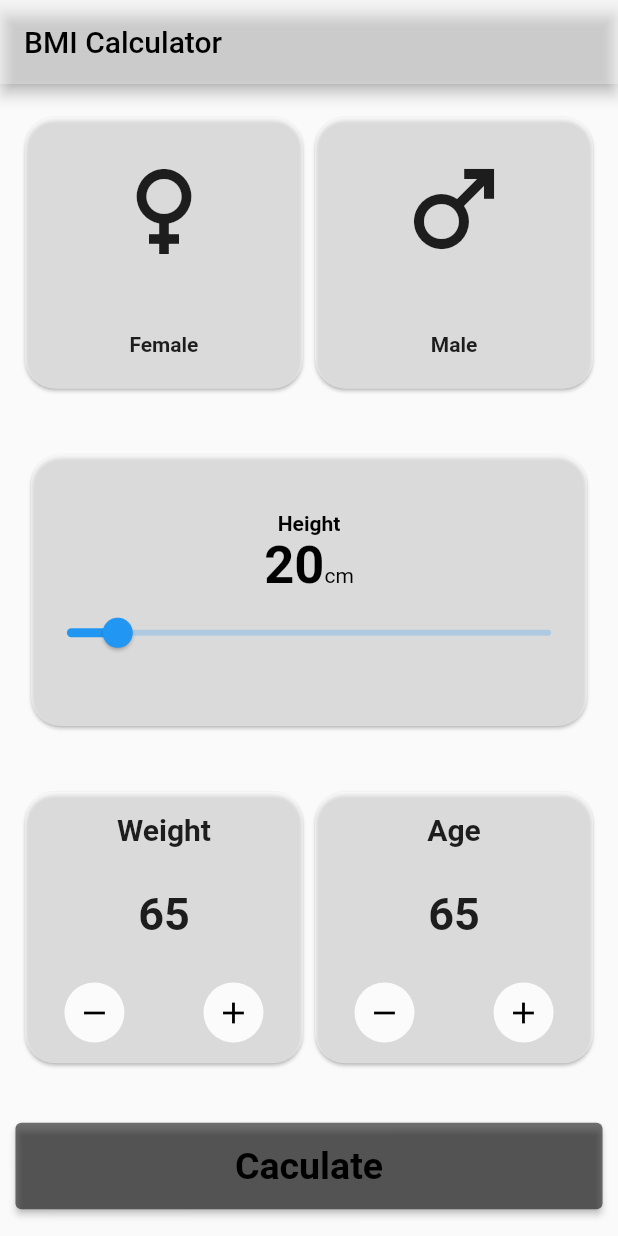
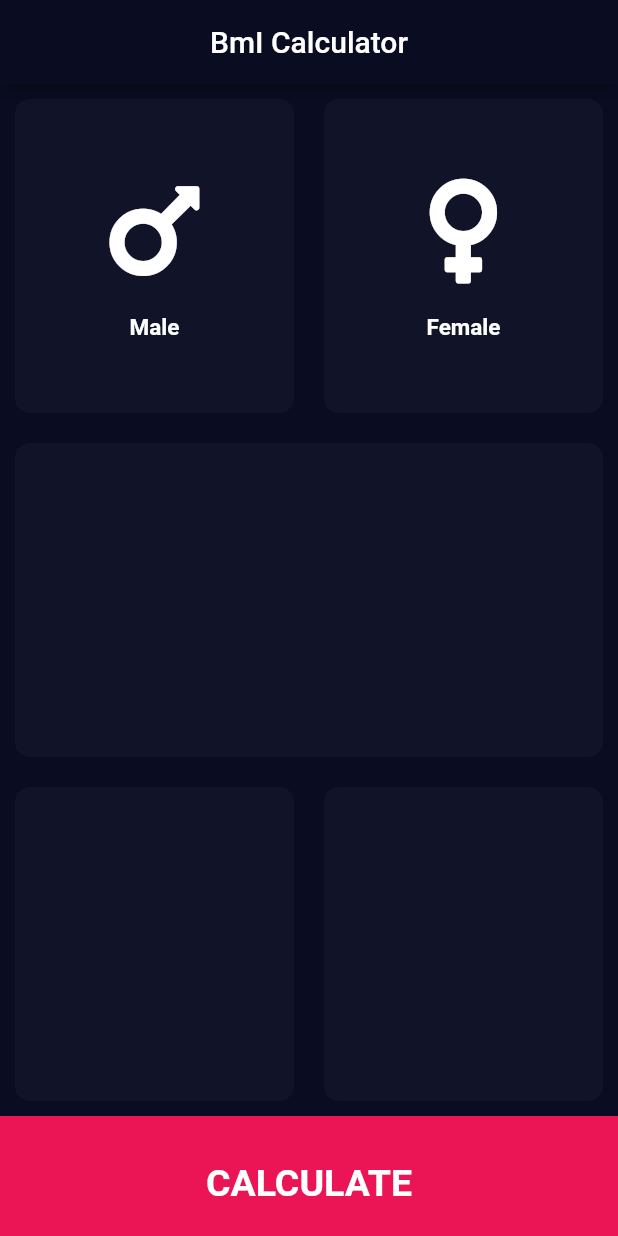
Before and after one commit to MianMubasharAli/BMI-Calculator, a Flutter app: the screen it shows after launch, on a phone screen of 412 x 824 dp. Run offline on Flutter 3.47's test engine with Material 2 defaults, Android fonts, the phone set to English and light mode, and no system bars; our stand-ins replace font_awesome_flutter.

Commit message:
many other functionalities added

```diff
--- a/lib/home.dart
+++ b/lib/home.dart
@@ -15,9 +15,8 @@ class _HomeState extends State<Home> {
       appBar: AppBar(
         title: const Text(
           "BMI Calculator",
-          style: TextStyle(color: Colors.black, fontSize: 20),
+          // style: TextStyle(color: Colors.black, fontSize: 20),
         ),
-        backgroundColor: Colors.white30,
       ),
       body: Column(
         mainAxisAlignment: MainAxisAlignment.spaceAround,
@@ -25,7 +24,6 @@ class _HomeState extends State<Home> {
           Row(mainAxisAlignment: MainAxisAlignment.center, children: [
             IntrinsicHeight(
               child: Card(
-                color: Colors.white30.withOpacity(0.5),
                 child: Container(
                   height: ((MediaQuery.of(context).size.height) / 100) * 22,
                   width: ((MediaQuery.of(context).size.width) / 100) * 45,
@@ -50,7 +48,6 @@ class _HomeState extends State<Home> {
             ),
             IntrinsicHeight(
               child: Card(
-                color: Colors.white30.withOpacity(0.5),
                 child: Container(
                   height: ((MediaQuery.of(context).size.height) / 100) * 22,
                   width: ((MediaQuery.of(context).size.width) / 100) * 45,
@@ -76,7 +73,6 @@ class _HomeState extends State<Home> {
           ]),
           IntrinsicHeight(
             child: Card(
-              color: Colors.white30.withOpacity(0.5),
               shape: RoundedRectangleBorder(
                   borderRadius: BorderRadius.circular(20)),
               child: Container(
@@ -87,8 +83,7 @@ class _HomeState extends State<Home> {
                   children: [
                     const Text(
                       "Height",
-                      style: TextStyle(
-                          fontWeight: FontWeight.bold, color: Colors.black),
+                      style: TextStyle(fontWeight: FontWeight.bold),
                     ),
                     RichText(
                       text: TextSpan(
@@ -96,13 +91,13 @@ class _HomeState extends State<Home> {
                           TextSpan(
                             text: _currentSliderValue.toStringAsFixed(0),
                             style: TextStyle(
-                                fontSize: 35,
-                                fontWeight: FontWeight.bold,
-                                color: Colors.black),
+                              fontSize: 35,
+                              fontWeight: FontWeight.bold,
+                            ),
                           ),
                           TextSpan(
-                              text: "cm",
-                              style: TextStyle(color: Colors.black)),
+                            text: "cm",
+                          ),
                         ],
                       ),
                     ),
@@ -136,7 +131,6 @@ class _HomeState extends State<Home> {
           Row(mainAxisAlignment: MainAxisAlignment.center, children: [
             IntrinsicHeight(
               child: Card(
-                color: Colors.white30.withOpacity(0.5),
                 child: Container(
                   height: ((MediaQuery.of(context).size.height) / 100) * 22,
                   width: ((MediaQuery.of(context).size.width) / 100) * 45,
@@ -161,21 +155,21 @@ class _HomeState extends State<Home> {
                         mainAxisAlignment: MainAxisAlignment.spaceAround,
                         children: [
                           CircleAvatar(
-                            backgroundColor: Colors.white30.withOpacity(0.9),
+                            backgroundColor: Colors.black54.withOpacity(0.4),
                             child: IconButton(
                               icon: Icon(
                                 Icons.remove,
-                                color: Colors.black,
+                                color: Colors.white,
                               ),
                               onPressed: () {},
                             ),
                           ),
                           CircleAvatar(
-                            backgroundColor: Colors.white30.withOpacity(0.9),
+                            backgroundColor: Colors.black54.withOpacity(0.4),
                             child: IconButton(
                               onPressed: () {},
                               icon: Icon(Icons.add),
-                              color: Colors.black,
+                              color: Colors.white,
                             ),
                           )
                         ],
@@ -190,7 +184,6 @@ class _HomeState extends State<Home> {
             ),
             IntrinsicHeight(
               child: Card(
-                color: Colors.white30.withOpacity(0.5),
                 child: Container(
                   height: ((MediaQuery.of(context).size.height) / 100) * 22,
                   width: ((MediaQuery.of(context).size.width) / 100) * 45,
@@ -215,21 +208,21 @@ class _HomeState extends State<Home> {
                         mainAxisAlignment: MainAxisAlignment.spaceAround,
                         children: [
                           CircleAvatar(
-                            backgroundColor: Colors.white30.withOpacity(0.9),
+                            backgroundColor: Colors.black54.withOpacity(0.4),
                             child: IconButton(
                               icon: Icon(
                                 Icons.remove,
-                                color: Colors.black,
+                                color: Colors.white,
                               ),
                               onPressed: () {},
                             ),
                           ),
                           CircleAvatar(
-                            backgroundColor: Colors.white30.withOpacity(0.9),
+                            backgroundColor: Colors.black54.withOpacity(0.4),
                             child: IconButton(
                               onPressed: () {},
                               icon: Icon(Icons.add),
-                              color: Colors.black,
+                              color: Colors.white,
                             ),
                           )
                         ],
@@ -248,15 +241,14 @@ class _HomeState extends State<Home> {
             width: ((MediaQuery.of(context).size.width) / 100) * 95,
             child: ElevatedButton(
                 style: ElevatedButton.styleFrom(
-                  primary: Colors.black54,
-                ),
+                    // primary: Colors.black54,
+                    ),
                 onPressed: () {},
-                child: Text(
+                child: const Text(
                   "Caculate",
                   style: TextStyle(
                     fontWeight: FontWeight.bold,
                     fontSize: 25,
-                    color: Colors.black,
                   ),
                 )),
           )
--- /dev/null
+++ b/lib/home1.dart
@@ -0,0 +1,122 @@
+import 'package:flutter/material.dart';
+import 'package:font_awesome_flutter/font_awesome_flutter.dart';
+import 'reuseable_card.dart';
+import 'reuseable_card_content.dart';
+
+const bottomContainerHeight = 80.0;
+const inActiveColor = Color(0xFF111428);
+const activeColor = Color(0xFF111341);
+enum GenderType { male, female }
+
+class Home1 extends StatefulWidget {
+  const Home1({Key? key}) : super(key: key);
+
+  @override
+  _Home1State createState() => _Home1State();
+}
+
+class _Home1State extends State<Home1> {
+  GenderType? genderType;
+  // Color maleCardColor = inActiveColor;
+  // Color femaleCardColor = inActiveColor;
+  // void updateColor(GenderType gender) {
+  //   if (gender == GenderType.male) {
+  //     if (maleCardColor == inActiveColor) {
+  //       maleCardColor = activeColor;
+  //       femaleCardColor = inActiveColor;
+  //     } else {
+  //       maleCardColor = inActiveColor;
+  //     }
+  //   } else if (gender == GenderType.female) {
+  //     if (femaleCardColor == inActiveColor) {
+  //       femaleCardColor = activeColor;
+  //       maleCardColor = inActiveColor;
+  //     } else {
+  //       femaleCardColor = inActiveColor;
+  //     }
+  //   }
+  // }
+
+  @override
+  Widget build(BuildContext context) {
+    return Scaffold(
+      appBar: AppBar(
+        title: const Text("BmI Calculator"),
+      ),
+      body: Column(
+        children: [
+          Expanded(
+              child: Row(
+            children: [
+              Expanded(
+                child: GestureDetector(
+                  onTap: () {
+                    setState(() {
+                      genderType = GenderType.male;
+                    });
+                  },
+                  child: ReuseableCard(
+                    color: genderType == GenderType.male
+                        ? activeColor
+                        : inActiveColor,
+                    childWidget: ReuseableCardContent(
+                        icon: FontAwesomeIcons.mars, name: 'Male'),
+                  ),
+                ),
+              ),
+              Expanded(
+                child: GestureDetector(
+                  onTap: () {
+                    setState(() {
+                      genderType = GenderType.female;
+                    });
+                  },
+                  child: ReuseableCard(
+                    color: genderType == GenderType.female
+                        ? activeColor
+                        : inActiveColor,
+                    childWidget: ReuseableCardContent(
+                      icon: FontAwesomeIcons.venus,
+                      name: "Female",
+                    ),
+                  ),
+                ),
+              ),
+            ],
+          )),
+          Expanded(
+            child: ReuseableCard(
+              color: inActiveColor,
+            ),
+          ),
+          Expanded(
+              child: Row(
+            children: [
+              Expanded(
+                child: ReuseableCard(
+                  color: inActiveColor,
+                ),
+              ),
+              Expanded(
+                child: ReuseableCard(
+                  color: inActiveColor,
+                ),
+              ),
+            ],
+          )),
+          Container(
+            width: double.infinity,
+            height: bottomContainerHeight,
+            color: Color(0xFFEB1555),
+            padding: const EdgeInsets.only(top: 10),
+            child: const Center(
+                child: Text(
+              "CALCULATE",
+              style: TextStyle(fontSize: 25, fontWeight: FontWeight.bold),
+            )),
+          ),
+        ],
+      ),
+    );
+  }
+}
--- a/lib/main.dart
+++ b/lib/main.dart
@@ -1,5 +1,6 @@
 import 'package:flutter/material.dart';
 import 'package:bmi_calculator/home.dart';
+import 'home1.dart';
 
 void main() {
   runApp(const MyApp());
@@ -12,20 +13,17 @@ class MyApp extends StatelessWidget {
   @override
   Widget build(BuildContext context) {
     return MaterialApp(
+      debugShowCheckedModeBanner: false,
       title: 'Flutter Demo',
-      theme: ThemeData(
-        // This is the theme of your application.
-        //
-        // Try running your application with "flutter run". You'll see the
-        // application has a blue toolbar. Then, without quitting the app, try
-        // changing the primarySwatch below to Colors.green and then invoke
-        // "hot reload" (press "r" in the console where you ran "flutter run",
-        // or simply save your changes to "hot reload" in a Flutter IDE).
-        // Notice that the counter didn't reset back to zero; the application
-        // is not restarted.
-        primarySwatch: Colors.blue,
+      theme: ThemeData.dark().copyWith(
+        scaffoldBackgroundColor: const Color(0xFF0A0D22),
+        cardColor: const Color(0xFF111428),
+        appBarTheme: const AppBarTheme(
+          centerTitle: true,
+          color: Color(0xFF0A0D22),
+        ),
       ),
-      home: const Home(),
+      home: const Home1(),
     );
   }
 }
--- /dev/null
+++ b/lib/reuseable_card.dart
@@ -0,0 +1,22 @@
+import 'package:flutter/cupertino.dart';
+import 'package:flutter/material.dart';
+import 'package:font_awesome_flutter/font_awesome_flutter.dart';
+import 'reuseable_card_content.dart';
+
+class ReuseableCard extends StatelessWidget {
+  final Color? color;
+  final Widget? childWidget;
+  ReuseableCard({@required this.color, this.childWidget});
+
+  @override
+  Widget build(BuildContext context) {
+    return Container(
+      child: childWidget,
+      margin: const EdgeInsets.all(10),
+      decoration: BoxDecoration(
+        borderRadius: BorderRadius.circular(10),
+        color: color,
+      ),
+    );
+  }
+}
--- /dev/null
+++ b/lib/reuseable_card_content.dart
@@ -0,0 +1,28 @@
+import 'package:flutter/material.dart';
+
+const textStyle = TextStyle(fontWeight: FontWeight.bold, fontSize: 15);
+
+class ReuseableCardContent extends StatelessWidget {
+  final IconData? icon;
+  final String? name;
+  ReuseableCardContent({this.icon, this.name});
+  @override
+  Widget build(BuildContext context) {
+    return Column(
+      mainAxisAlignment: MainAxisAlignment.center,
+      children: [
+        Icon(
+          icon,
+          size: 80,
+        ),
+        SizedBox(
+          height: 15,
+        ),
+        Text(
+          name!,
+          style: textStyle,
+        )
+      ],
+    );
+  }
+}
--- a/pubspec.yaml
+++ b/pubspec.yaml
@@ -34,6 +34,7 @@ dependencies:
   # The following adds the Cupertino Icons font to your application.
   # Use with the CupertinoIcons class for iOS style icons.
   cupertino_icons: ^1.0.2
+  font_awesome_flutter: ^9.2.0
 
 dev_dependencies:
   flutter_test:
```
Also changed, not shown: pubspec.lock.
